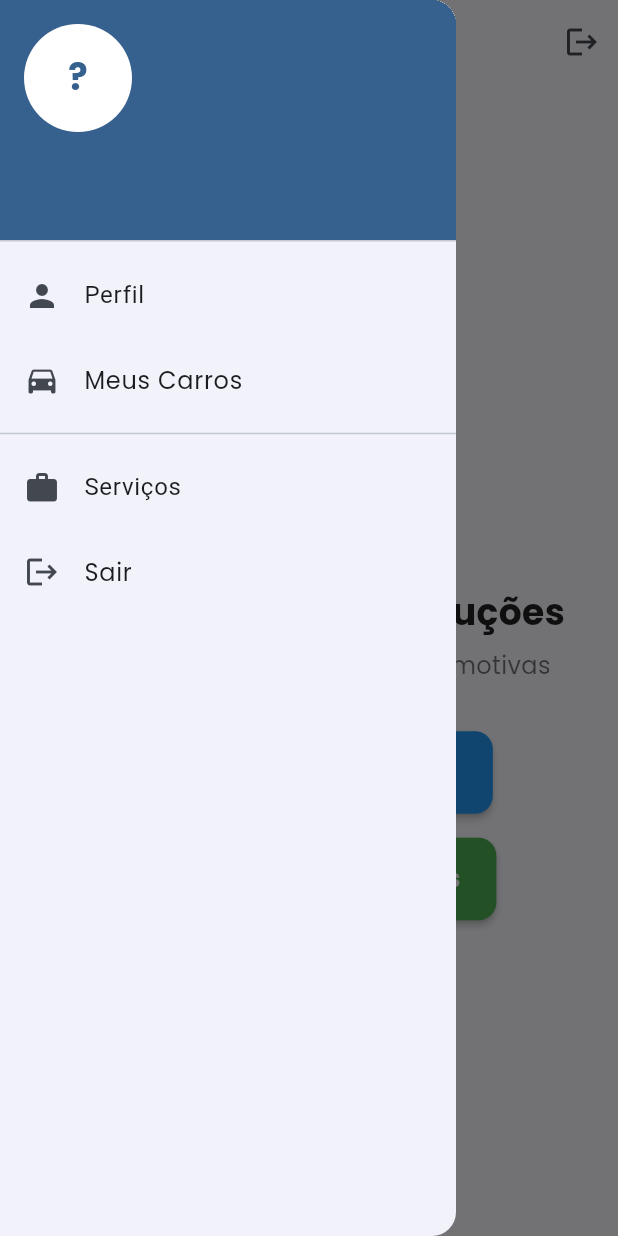
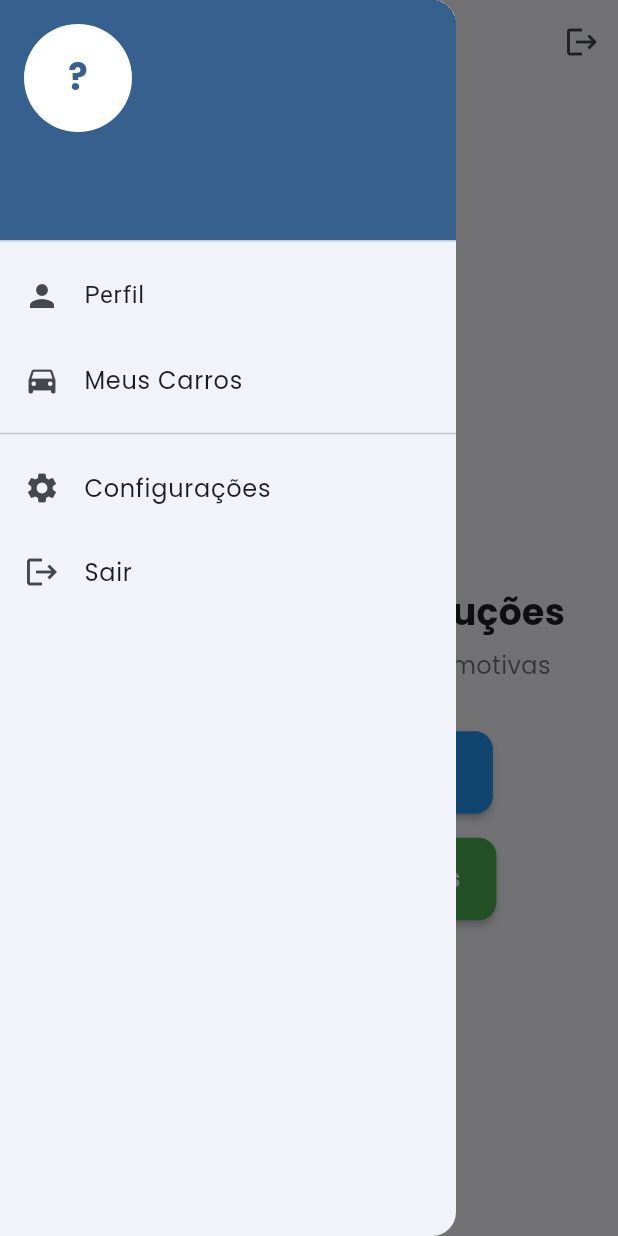
Before and after one commit to LuCasRochA2023/ftw_solucoes_tcc, a Flutter app: the HomeScreen screen opened directly with empty values, with the side drawer open, on a phone screen of 412 x 824 dp. Run offline on Flutter 3.47's test engine with Material 3 defaults, Android fonts, the phone set to English and light mode, and no system bars; our stand-ins replace cached_network_image, cloud_firestore, dio, firebase_auth, firebase_core, firebase_storage and 4 more; missing offline and left inert: firebase_app_check; accounts and stored records are empty; generated files the repository leaves out were written again.

Commit message:
arrumado o drawer

```diff
--- a/lib/screens/change_password_screen.dart
+++ b/lib/screens/change_password_screen.dart
@@ -37,7 +37,6 @@ class _ChangePasswordScreenState extends State<ChangePasswordScreen> {
         throw Exception('Usuário não autenticado');
       }
 
-      // Reauthenticate user
       final credential = EmailAuthProvider.credential(
         email: user.email!,
         password: _currentPasswordController.text,
@@ -89,7 +88,7 @@ class _ChangePasswordScreenState extends State<ChangePasswordScreen> {
         title: const Text('Alterar Senha'),
       ),
       body: _isLoading
-          ? Center(child: CircularProgressIndicator())
+          ? const Center(child: CircularProgressIndicator())
           : SingleChildScrollView(
               padding: EdgeInsets.all(16),
               child: Form(
@@ -185,7 +184,7 @@ class _ChangePasswordScreenState extends State<ChangePasswordScreen> {
                     const SizedBox(height: 24),
                     ElevatedButton(
                       onPressed: _changePassword,
-                      child: Text('Alterar Senha'),
+                      child: const Text('Alterar Senha'),
                     ),
                   ],
                 ),
--- a/lib/screens/home_screen.dart
+++ b/lib/screens/home_screen.dart
@@ -1,6 +1,6 @@
 import 'package:flutter/material.dart';
 import 'package:ftw_solucoes/screens/login_screen.dart';
-import 'package:ftw_solucoes/screens/register_screen.dart';
+import 'package:ftw_solucoes/screens/settings_screen.dart';
 import 'package:ftw_solucoes/services/auth_service.dart';
 import 'package:google_fonts/google_fonts.dart';
 import 'package:ftw_solucoes/screens/profile_screen.dart';
@@ -8,7 +8,6 @@ import 'package:ftw_solucoes/screens/services_screen.dart';
 import 'package:ftw_solucoes/screens/my_cars_screen.dart';
 import 'package:ftw_solucoes/screens/available_services_screen.dart';
 import 'package:cloud_firestore/cloud_firestore.dart';
-import 'package:cached_network_image/cached_network_image.dart';
 
 class HomeScreen extends StatefulWidget {
   final AuthService authService;
@@ -20,7 +19,6 @@ class HomeScreen extends StatefulWidget {
 }
 
 class _HomeScreenState extends State<HomeScreen> {
-  final FirebaseFirestore _firestore = FirebaseFirestore.instance;
   String _userName = '';
   String? _photoUrl;
 
@@ -253,17 +251,18 @@ class _HomeScreenState extends State<HomeScreen> {
             ),
             const Divider(),
             ListTile(
-              leading: const Icon(Icons.work),
-              title: const Text('Serviços'),
+              leading: const Icon(Icons.settings),
+              title: Text(
+                'Configurações',
+                style: GoogleFonts.poppins(),
+              ),
               onTap: () {
                 Navigator.pop(context);
                 Navigator.push(
-                  context,
-                  MaterialPageRoute(
-                    builder: (context) =>
-                        ServicesScreen(authService: widget.authService),
-                  ),
-                );
+                    context,
+                    MaterialPageRoute(
+                        builder: (context) =>
+                            SettingsScreen(authService: widget.authService)));
               },
             ),
             ListTile(
--- a/lib/screens/settings_screen.dart
+++ b/lib/screens/settings_screen.dart
@@ -88,11 +88,8 @@ class _SettingsScreenState extends State<SettingsScreen> {
 
           await user.reauthenticateWithCredential(credential);
 
-          // Delete user data from Firestore
           await _firestore.collection('users').doc(user.uid).delete();
-          // Delete user authentication
           await user.delete();
-          // Navigate to login screen
           if (mounted) {
             Navigator.of(context).pushNamedAndRemoveUntil(
               '/login',
--- a/lib/screens/splash_screen.dart
+++ b/lib/screens/splash_screen.dart
@@ -70,7 +70,6 @@ class _SplashScreenState extends State<SplashScreen>
       backgroundColor: Colors.white,
       body: Stack(
         children: [
-          // Gradiente de fundo
           Center(
             child: Container(
               width: 300,
@@ -88,7 +87,6 @@ class _SplashScreenState extends State<SplashScreen>
               ),
             ),
           ),
-          // Conteúdo animado
           Center(
             child: AnimatedBuilder(
               animation: _controller,
```
Also changed, not shown: lib/main.dart (+1 -8 lines).
